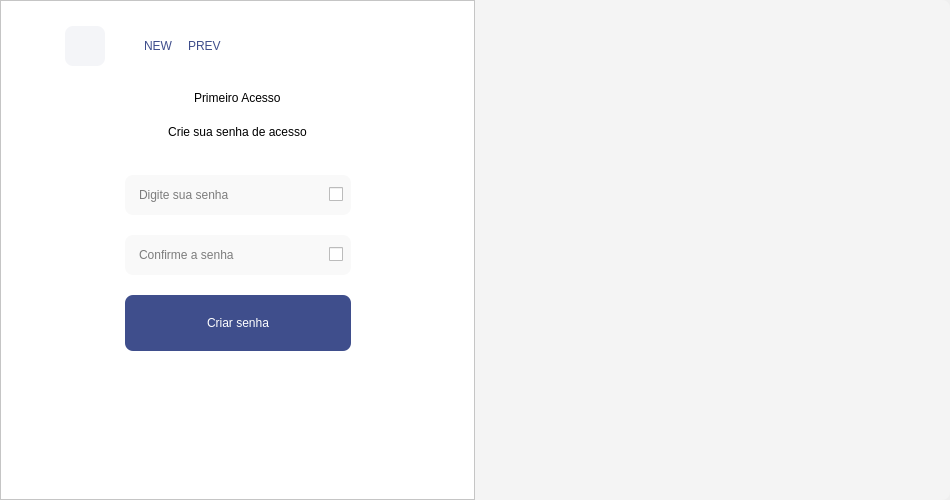
Above: Design/UI/loginPage.ui from newprev/PrevCliente before the change. Below: the same form after it.
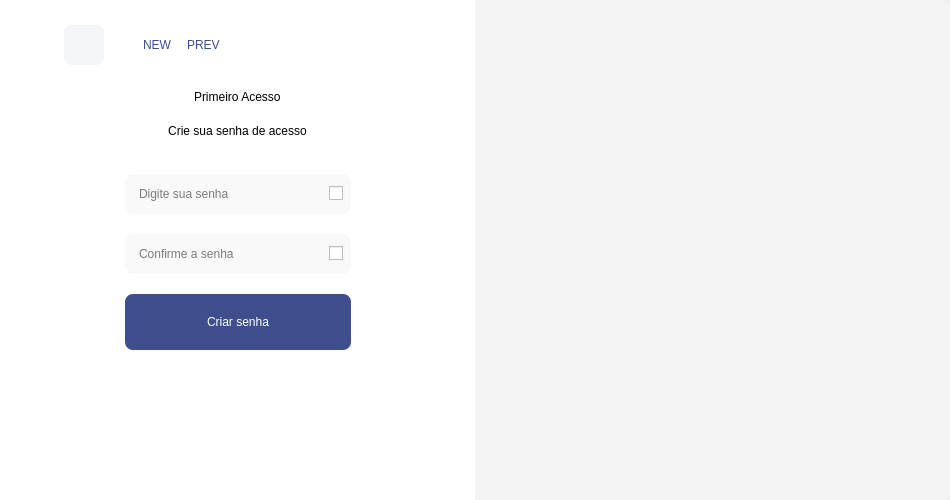
That is the form after the change. The open tabs and pages were chosen to show the change. Icons and pictures are not drawn.

Commit message: Ajustes no primeiro acesso

Patch:
```diff
--- a/Design/UI/loginPage.ui
+++ b/Design/UI/loginPage.ui
@@ -26,8 +26,17 @@
    <string>MainWindow</string>
   </property>
   <property name="styleSheet">
-   <string notr="true">#mwLogin, #centralwidget, #stkPrimeiroAcesso {
+   <string notr="true">#mwLogin, #centralwidget, 
+#stkPrimeiroAcesso, #frMain {
 	border-radius: 8px;
+}
+
+#frLogin, #frPrimAcesso,
+#frPrimAcessoKey, #frPrimAcessoSenha {
+	border-top-left-radius: 8px;
+	border-top-right-radius: 0px;
+	border-bottom-right-radius: 0px;
+	border-bottom-left-radius: 8px;
 }</string>
   </property>
   <widget class="QWidget" name="centralwidget">
@@ -163,7 +172,7 @@
 </string>
       </property>
       <property name="frameShape">
-       <enum>QFrame::StyledPanel</enum>
+       <enum>QFrame::NoFrame</enum>
       </property>
       <property name="frameShadow">
        <enum>QFrame::Raised</enum>
@@ -1213,7 +1222,7 @@
 }
 
 /*----------------------------------------- Line Edit ------------------------------------------*/
-#lePASenha, #leConfirmaSenha {
+#lePASenha, #lePAConfirmaSenha {
 	font: 10pt &quot;Avenir LT Std&quot;;
     border: 0px solid gray;
     border-radius: 8px;
@@ -1302,7 +1311,7 @@
            <item row="0" column="0">
             <widget class="QFrame" name="frPASenha">
              <property name="frameShape">
-              <enum>QFrame::StyledPanel</enum>
+              <enum>QFrame::NoFrame</enum>
              </property>
              <property name="frameShadow">
               <enum>QFrame::Raised</enum>
@@ -1367,7 +1376,7 @@
                   <number>0</number>
                  </property>
                  <item>
-                  <widget class="QLineEdit" name="leConfirmaSenha">
+                  <widget class="QLineEdit" name="lePASenha">
                    <property name="minimumSize">
                     <size>
                      <width>200</width>
@@ -1417,7 +1426,7 @@
                   <number>0</number>
                  </property>
                  <item>
-                  <widget class="QLineEdit" name="lePASenha">
+                  <widget class="QLineEdit" name="lePAConfirmaSenha">
                    <property name="minimumSize">
                     <size>
                      <width>200</width>
```
Left out of the diff: 4 changed lines with no effect on the pictures. The commit also changes 4 other files.
